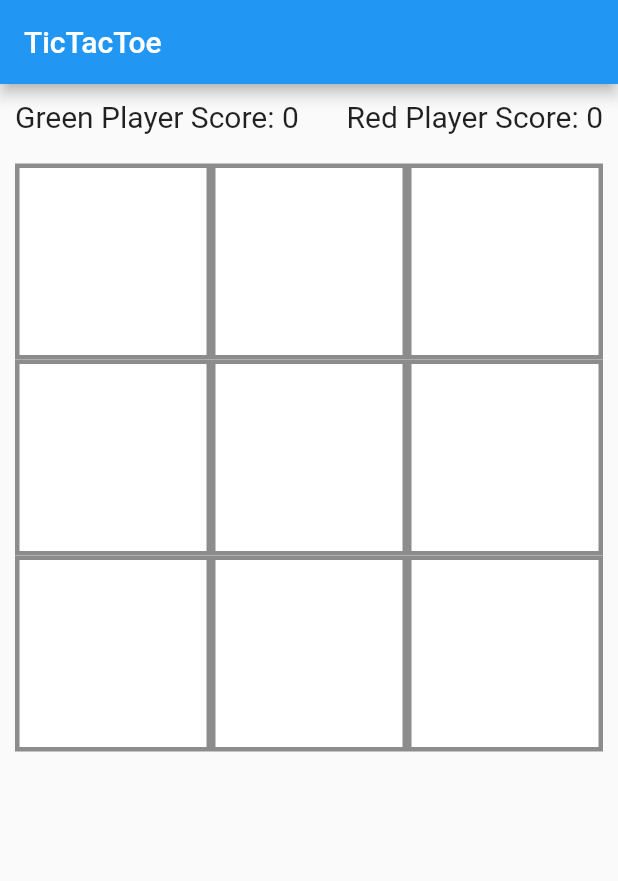
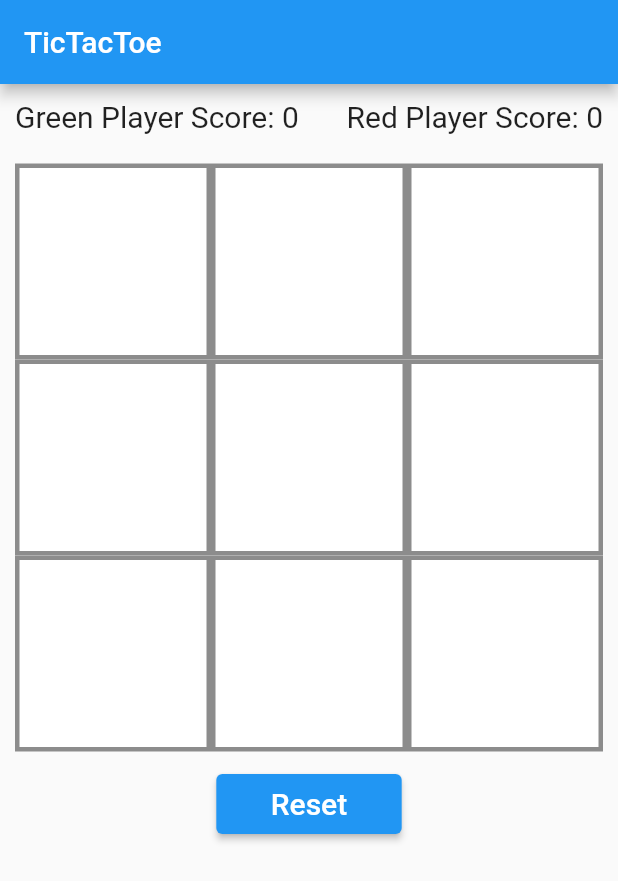
Before and after one commit to Alexandru736/flutter_course, a Flutter app: the screen it shows after launch, on a phone screen of 412 x 824 dp. Shown: the top 881 px of the screen. Run offline on Flutter 3.47's test engine with Material 2 defaults, Android fonts, the phone set to English and light mode, and no system bars; our stand-ins replace audioplayers.

Commit message:
Updated TicTacToe

```diff
--- a/lib/Homework3/X_and_O/xo.dart
+++ b/lib/Homework3/X_and_O/xo.dart
@@ -33,17 +33,13 @@ class _HomePageState extends State<HomePage> {
   int player2Score = 0;
 
   String? verifySet(int index1, int index2, int index3) {
-    final Box? element1 =
-        checkedBoxes.firstWhereOrNull((Box element) => element.index == index1);
-    final Box? element2 =
-        checkedBoxes.firstWhereOrNull((Box element) => element.index == index2);
-    final Box? element3 =
-        checkedBoxes.firstWhereOrNull((Box element) => element.index == index3);
+    final Box? element1 = checkedBoxes.firstWhereOrNull((Box element) => element.index == index1);
+    final Box? element2 = checkedBoxes.firstWhereOrNull((Box element) => element.index == index2);
+    final Box? element3 = checkedBoxes.firstWhereOrNull((Box element) => element.index == index3);
     if (element1 == null || element2 == null || element3 == null) {
       return null;
     } else {
-      if (element1.color == element2.color &&
-          element2.color == element3.color) {
+      if (element1.color == element2.color && element2.color == element3.color) {
         if (element1.color == player1Color) {
           return '1';
         }
@@ -56,7 +52,7 @@ class _HomePageState extends State<HomePage> {
     if (verifySet(0, 3, 6) != null) {
       return verifySet(0, 3, 6);
     }
-    if (verifySet(2, 5, 8) != null) {
+    if (verifySet(1, 4, 7) != null) {
       return verifySet(1, 4, 7);
     }
     if (verifySet(2, 5, 8) != null) {
@@ -107,12 +103,10 @@ class _HomePageState extends State<HomePage> {
           GridView.builder(
             shrinkWrap: true,
             padding: const EdgeInsetsDirectional.fromSTEB(10.0, 10.0, 10.0, 0),
-            gridDelegate: const SliverGridDelegateWithFixedCrossAxisCount(
-                crossAxisCount: 3),
+            gridDelegate: const SliverGridDelegateWithFixedCrossAxisCount(crossAxisCount: 3),
             itemCount: 9,
             itemBuilder: (BuildContext context, int index) {
-              final Box? element = checkedBoxes
-                  .firstWhereOrNull((Box item) => item.index == index);
+              final Box? element = checkedBoxes.firstWhereOrNull((Box item) => item.index == index);
 
               return GestureDetector(
                 onTap: () {
@@ -131,9 +125,7 @@ class _HomePageState extends State<HomePage> {
                         builder: (BuildContext context) {
                           return AlertDialog(
                             title: const Text('Winner'),
-                            content: Text(verifyWinner() != null
-                                ? 'Player ${verifyWinner()} won the game'
-                                : 'Draw'),
+                            content: Text(verifyWinner() != null ? 'Player ${verifyWinner()} won the game' : 'Draw'),
                             actions: <Widget>[
                               TextButton(
                                 onPressed: () {
@@ -166,6 +158,28 @@ class _HomePageState extends State<HomePage> {
               );
             },
           ),
+          Padding(
+            padding: const EdgeInsets.only(top: 15.0),
+            child: Center(
+              child: SizedBox(
+                width: MediaQuery.of(context).size.width * 0.3,
+                height: 40.0,
+                child: ElevatedButton(
+                  onPressed: () {
+                    setState(() {
+                      player1Score = 0;
+                      player2Score = 0;
+                      checkedBoxes = <Box>[];
+                    });
+                  },
+                  child: const Text(
+                    'Reset',
+                    style: TextStyle(fontSize: 20.0),
+                  ),
+                ),
+              ),
+            ),
+          )
         ],
       ),
     );
```
